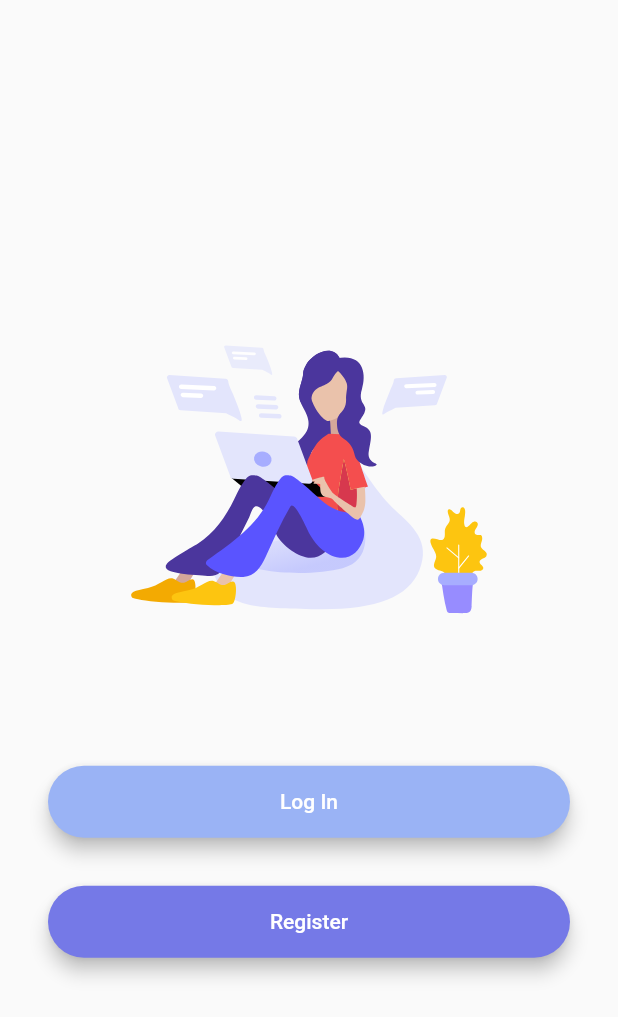
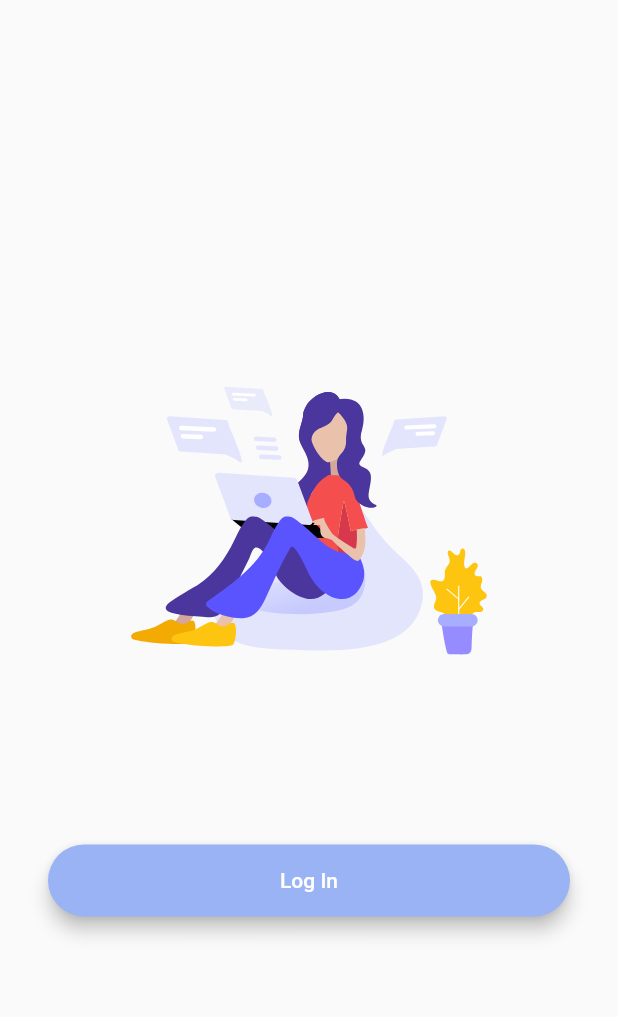
Before and after one commit to TjandraD/pos-flutter, a Flutter app: the screen it shows after launch, on a phone screen of 412 x 824 dp. Shown: the top 1017 px of the screen. Run offline on Flutter 3.47's test engine with Material 2 defaults, Android fonts, the phone set to English and light mode, and no system bars; our stand-ins replace flutter_svg, modal_progress_hud.

Commit message:
Remove Sign Up button

```diff
--- a/lib/screens/welcome_screen.dart
+++ b/lib/screens/welcome_screen.dart
@@ -1,7 +1,6 @@
 import 'package:flutter/material.dart';
 import 'package:flutter_svg/flutter_svg.dart';
 import 'package:pos_flutter/screens/login_screen.dart';
-import 'package:pos_flutter/screens/signup_screen.dart';
 import '../widgets/rounded_button.dart';
 
 class WelcomeScreen extends StatelessWidget {
@@ -25,7 +24,7 @@ class WelcomeScreen extends StatelessWidget {
               ),
             ),
             SizedBox(
-              height: 25.0,
+              height: 50.0,
             ),
             RoundedButton(
               onPressed: () {
@@ -34,13 +33,6 @@ class WelcomeScreen extends StatelessWidget {
               color: Color(0xFF9AB3F5),
               title: 'Log In',
             ),
-            RoundedButton(
-              onPressed: () {
-                Navigator.pushNamed(context, SignUpScreen.id);
-              },
-              color: Color(0xFF7579E7),
-              title: 'Register',
-            ),
           ],
         ),
       ),
```
